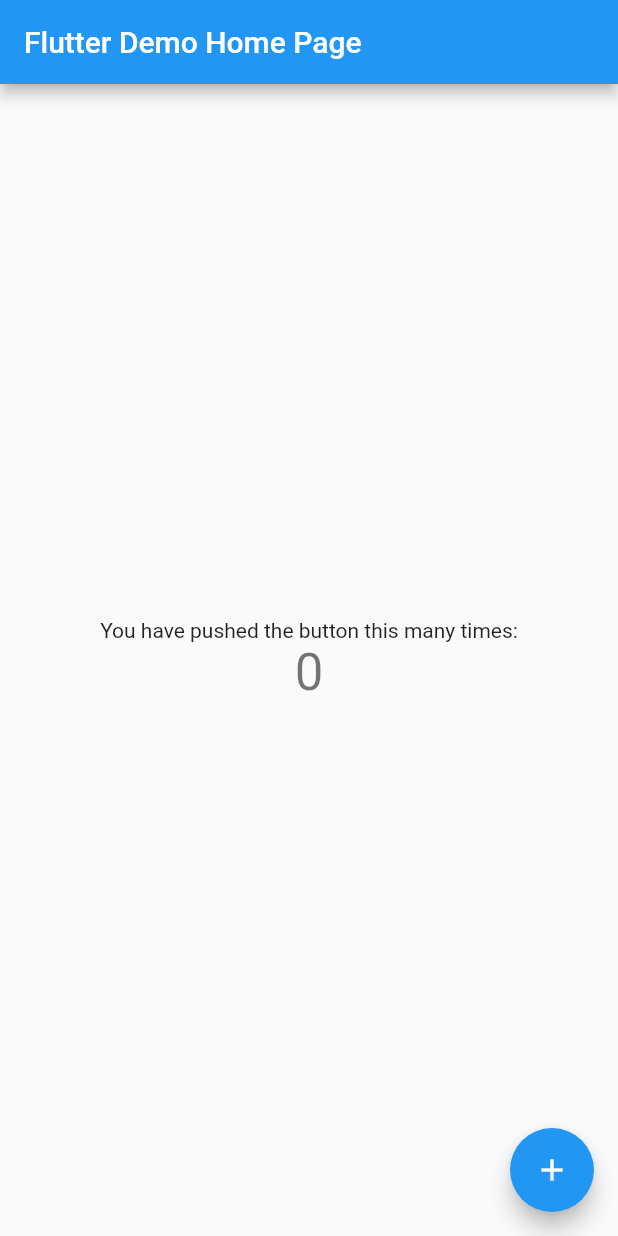
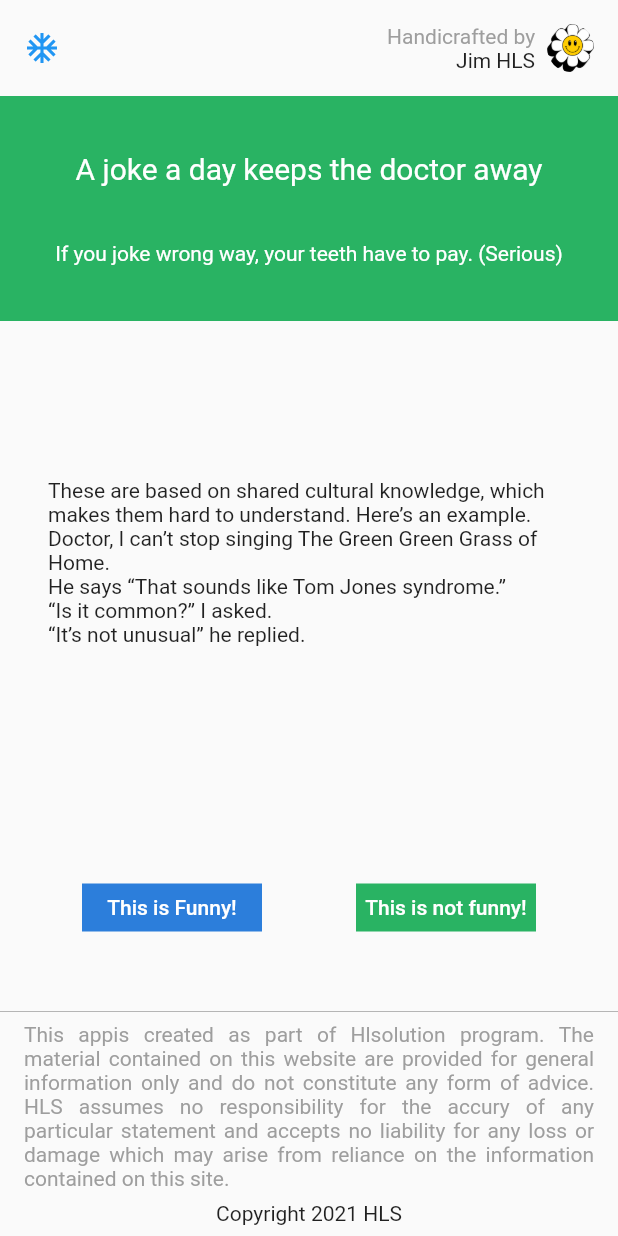
Before and after one commit to vocongly/Interview, a Flutter app: the screen it shows after launch, on a phone screen of 412 x 824 dp. Run offline on Flutter 3.47's test engine with Material 2 defaults, Android fonts, the phone set to English and light mode, and no system bars.

Commit message:
Ly update algorithm and mobile UI

```diff
--- /dev/null
+++ b/algorithm/algorithm/analysis_options.yaml
@@ -0,0 +1,30 @@
+# This file configures the static analysis results for your project (errors,
+# warnings, and lints).
+#
+# This enables the 'recommended' set of lints from `package:lints`.
+# This set helps identify many issues that may lead to problems when running
+# or consuming Dart code, and enforces writing Dart using a single, idiomatic
+# style and format.
+#
+# If you want a smaller set of lints you can change this to specify
+# 'package:lints/core.yaml'. These are just the most critical lints
+# (the recommended set includes the core lints).
+# The core lints are also what is used by pub.dev for scoring packages.
+
+include: package:lints/recommended.yaml
+
+# Uncomment the following section to specify additional rules.
+
+# linter:
+#   rules:
+#     - camel_case_types
+
+# analyzer:
+#   exclude:
+#     - path/to/excluded/files/**
+
+# For more information about the core and recommended set of lints, see
+# https://dart.dev/go/core-lints
+
+# For additional information about configuring this file, see
+# https://dart.dev/guides/language/analysis-options
--- /dev/null
+++ b/algorithm/algorithm/bin/algorithm.dart
@@ -0,0 +1,36 @@
+
+void main(List<String> arguments) {
+  List<int> arrs = [1,3,5,7,9];
+  miniMaxSumOption1(arrs);
+  miniMaxSumOption2(arrs);
+}
+
+void miniMaxSumOption1(List<int> arrs) {
+  int max = arrs[0];
+  int min = arrs[0];
+  int totalSum = 0;
+
+  for (int i = 0; i < arrs.length; i++) {
+    totalSum += arrs[i];
+    if (arrs[i] < min) min = arrs[i];
+    if (arrs[i] > max) max = arrs[i];
+  }
+  var totalMinSum = totalSum - max;
+  var totalMaxSum = totalSum - min;
+  print("Option 1: $totalMinSum $totalMaxSum");
+}
+
+void miniMaxSumOption2(List<int> arrs) {
+  arrs.sort();
+
+  int totalMinSum = 0, totalMaxSum = 0;
+
+  for (int i = 0; i < arrs.length - 1; i++) {
+    totalMinSum += arrs[i];
+  }
+  for (int i = 1; i < arrs.length; i++) {
+    totalMaxSum += arrs[i];
+  }
+
+  print("Option 2: $totalMinSum $totalMaxSum");
+}
--- /dev/null
+++ b/mobile/lib/home/home_page.dart
@@ -0,0 +1,192 @@
+import 'package:flutter/material.dart';
+
+class MyHomePage extends StatefulWidget {
+  const MyHomePage({super.key});
+
+  @override
+  State<MyHomePage> createState() => _MyHomePageState();
+}
+
+class _MyHomePageState extends State<MyHomePage> {
+  int index = 0;
+
+  List<String> jokes = [
+    "These are based on shared cultural knowledge, which makes them hard to understand. Here’s an example.\nDoctor, I can’t stop singing The Green Green Grass of Home.\nHe says “That sounds like Tom Jones syndrome.”\n“Is it common?” I asked.\n“It’s not unusual” he replied.",
+    "These always start “How many (type of person) does it take to change a lightbulb?” Here’s my all-time favourite:\n“How many members of the Socialist Workers’ Party does it take to change a lightbulb?”\n“About a million. One out, all out.”",
+    "A woman gets on a bus with her baby. The driver says “Ugh – that’s the ugliest baby I’ve ever seen!”\nThe woman walks to the back of the bus and sits down.\nShe says to the man next to her: “The driver just insulted me!”\nThe man says: “You go up there and tell him off. Go on. I’ll hold your monkey for you.”"
+  ];
+
+  @override
+  Widget build(BuildContext context) {
+    return Scaffold(
+      body: Padding(
+        padding:EdgeInsets.symmetric(vertical: MediaQuery.of(context).padding.top),
+        child: Column(
+          crossAxisAlignment: CrossAxisAlignment.start,
+          children: [
+            _buildHeader(),
+            _buildTitle(),
+            _buildBody(),
+            _buidBottom()
+          ],
+        ),
+      ),
+    );
+  }
+
+  Widget _buildBody() {
+    return Expanded(
+      child: Column(
+        children: [
+          Expanded(
+              flex: 7,
+              child: Center(
+                  child: Padding(
+                padding: const EdgeInsets.all(32),
+                child: index == -1
+                    ? const Text(
+                        "That's all the jokes for today! Come back another day!")
+                    : Text(jokes[index]),
+              ))),
+          Expanded(
+            flex: 3,
+            child: Row(
+              mainAxisAlignment: MainAxisAlignment.spaceEvenly,
+              children: [
+                _buildButton(
+                    onTap: () {
+                      if (index == -1) {
+                        return;
+                      }
+                      if (index == jokes.length - 1) {
+                        setState(() {
+                          index = -1;
+                        });
+                      } else {
+                        setState(() {
+                          index++;
+                        });
+                      }
+                    },
+                    title: "This is Funny!",
+                    color: const Color(0xff2c7edb)),
+                _buildButton(
+                    onTap: () {
+                      if (index == -1) {
+                        return;
+                      }
+                      if (index == jokes.length - 1) {
+                        setState(() {
+                          index = -1;
+                        });
+                      } else {
+                        setState(() {
+                          index++;
+                        });
+                      }
+                    },
+                    title: "This is not funny!",
+                    color: const Color(0xff29b363)),
+              ],
+            ),
+          )
+        ],
+      ),
+    );
+  }
+
+  Widget _buidBottom() {
+    return Container(
+      height: 150,
+      decoration: const BoxDecoration(
+          border: Border(top: BorderSide(color: Colors.grey, width: 0.5))),
+      padding: const EdgeInsets.symmetric(horizontal: 16),
+      child: Column(
+        mainAxisAlignment: MainAxisAlignment.spaceEvenly,
+        children: const [
+          Text(
+            'This appis created as part of Hlsolution program. The material contained on this website are provided for general information only and do not constitute any form of advice. HLS assumes no responsibility for the accury of any particular statement and accepts no liability for any loss or damage which may arise from reliance on the information contained on this site.',
+            textAlign: TextAlign.justify,
+            style: TextStyle(color: Colors.grey),
+          ),
+          Text('Copyright 2021 HLS')
+        ],
+      ),
+    );
+  }
+
+  Widget _buildButton(
+      {required VoidCallback onTap,
+      required String title,
+      required Color color}) {
+    return TextButton(
+        onPressed: onTap,
+        child: Container(
+            color: color,
+            width: 120,
+            padding: const EdgeInsets.symmetric(vertical: 8),
+            child: Text(
+              title,
+              textAlign: TextAlign.center,
+              style: const TextStyle(color: Colors.white),
+            )));
+  }
+
+  Widget _buildTitle() {
+    return Container(
+      color: const Color(0xff29b363),
+      height: 150,
+      width: double.infinity,
+      child: Column(
+          mainAxisAlignment: MainAxisAlignment.spaceEvenly,
+          children: const [
+            Text(
+              "A joke a day keeps the doctor away",
+              style: TextStyle(color: Colors.white, fontSize: 20),
+            ),
+            Text(
+              "If you joke wrong way, your teeth have to pay. (Serious)",
+              style: TextStyle(color: Colors.white),
+            ),
+          ]),
+    );
+  }
+
+  Widget _buildHeader() {
+    return Padding(
+      padding: const EdgeInsets.symmetric(horizontal: 16, vertical: 16),
+      child: Row(
+        mainAxisAlignment: MainAxisAlignment.spaceBetween,
+        children: [
+          const Icon(
+            Icons.ac_unit_outlined,
+            color: Colors.blue,
+          ),
+          Row(
+            children: [
+              Column(
+                crossAxisAlignment: CrossAxisAlignment.end,
+                children: const [
+                  Text(
+                    "Handicrafted by",
+                    style: TextStyle(color: Colors.grey),
+                  ),
+                  Text("Jim HLS")
+                ],
+              ),
+              const SizedBox(
+                width: 8,
+              ),
+              ClipOval(
+                child: Image.asset(
+                  'assets/images/smile_flower.png',
+                  height: 32,
+                ),
+              )
+            ],
+          )
+        ],
+      ),
+    );
+  }
+}
--- a/mobile/lib/main.dart
+++ b/mobile/lib/main.dart
@@ -1,4 +1,5 @@
 import 'package:flutter/material.dart';
+import 'package:interview/home/home_page.dart';
 
 void main() {
   runApp(const MyApp());
@@ -24,92 +25,8 @@ class MyApp extends StatelessWidget {
         // is not restarted.
         primarySwatch: Colors.blue,
       ),
-      home: const MyHomePage(title: 'Flutter Demo Home Page'),
+      debugShowCheckedModeBanner: false,
+      home: const MyHomePage(),
     );
   }
 }
-
-class MyHomePage extends StatefulWidget {
-  const MyHomePage({super.key, required this.title});
-
-  // This widget is the home page of your application. It is stateful, meaning
-  // that it has a State object (defined below) that contains fields that affect
-  // how it looks.
-
-  // This class is the configuration for the state. It holds the values (in this
-  // case the title) provided by the parent (in this case the App widget) and
-  // used by the build method of the State. Fields in a Widget subclass are
-  // always marked "final".
-
-  final String title;
-
-  @override
-  State<MyHomePage> createState() => _MyHomePageState();
-}
-
-class _MyHomePageState extends State<MyHomePage> {
-  int _counter = 0;
-
-  void _incrementCounter() {
-    setState(() {
-      // This call to setState tells the Flutter framework that something has
-      // changed in this State, which causes it to rerun the build method below
-      // so that the display can reflect the updated values. If we changed
-      // _counter without calling setState(), then the build method would not be
-      // called again, and so nothing would appear to happen.
-      _counter++;
-    });
-  }
-
-  @override
-  Widget build(BuildContext context) {
-    // This method is rerun every time setState is called, for instance as done
-    // by the _incrementCounter method above.
-    //
-    // The Flutter framework has been optimized to make rerunning build methods
-    // fast, so that you can just rebuild anything that needs updating rather
-    // than having to individually change instances of widgets.
-    return Scaffold(
-      appBar: AppBar(
-        // Here we take the value from the MyHomePage object that was created by
-        // the App.build method, and use it to set our appbar title.
-        title: Text(widget.title),
-      ),
-      body: Center(
-        // Center is a layout widget. It takes a single child and positions it
-        // in the middle of the parent.
-        child: Column(
-          // Column is also a layout widget. It takes a list of children and
-          // arranges them vertically. By default, it sizes itself to fit its
-          // children horizontally, and tries to be as tall as its parent.
-          //
-          // Invoke "debug painting" (press "p" in the console, choose the
-          // "Toggle Debug Paint" action from the Flutter Inspector in Android
-          // Studio, or the "Toggle Debug Paint" command in Visual Studio Code)
-          // to see the wireframe for each widget.
-          //
-          // Column has various properties to control how it sizes itself and
-          // how it positions its children. Here we use mainAxisAlignment to
-          // center the children vertically; the main axis here is the vertical
-          // axis because Columns are vertical (the cross axis would be
-          // horizontal).
-          mainAxisAlignment: MainAxisAlignment.center,
-          children: <Widget>[
-            const Text(
-              'You have pushed the button this many times:',
-            ),
-            Text(
-              '$_counter',
-              style: Theme.of(context).textTheme.headlineMedium,
-            ),
-          ],
-        ),
-      ),
-      floatingActionButton: FloatingActionButton(
-        onPressed: _incrementCounter,
-        tooltip: 'Increment',
-        child: const Icon(Icons.add),
-      ), // This trailing comma makes auto-formatting nicer for build methods.
-    );
-  }
-}
--- a/mobile/pubspec.yaml
+++ b/mobile/pubspec.yaml
@@ -59,9 +59,8 @@ flutter:
   uses-material-design: true
 
   # To add assets to your application, add an assets section, like this:
-  # assets:
-  #   - images/a_dot_burr.jpeg
-  #   - images/a_dot_ham.jpeg
+  assets:
+    - assets/images/
 
   # An image asset can refer to one or more resolution-specific "variants", see
   # https://flutter.dev/assets-and-images/#resolution-aware
```
Also changed, not shown: algorithm/algorithm/pubspec.yaml (added, +14 -0 lines), algorithm/algorithm/lib/algorithm.dart (added), algorithm/algorithm/pubspec.lock (added), mobile/assets/images/smile_flower.png (added), 4 other files.
